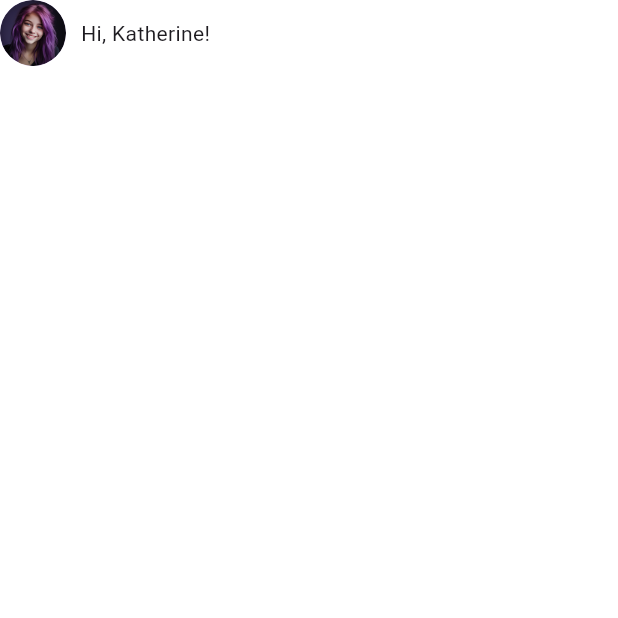
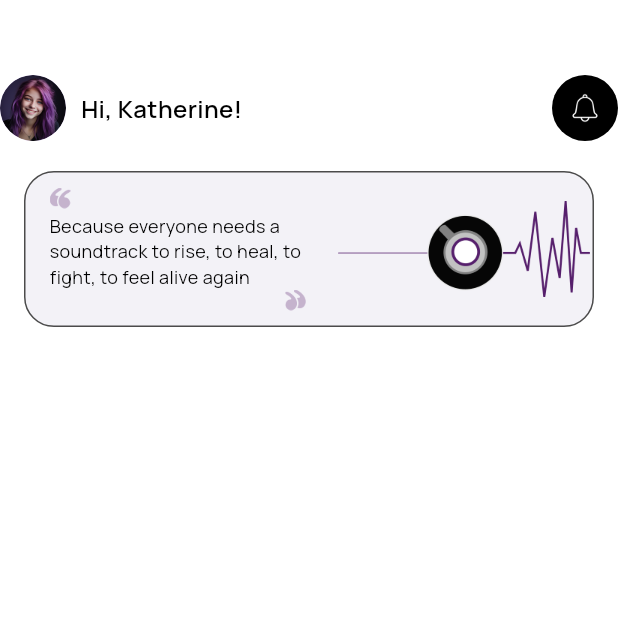
Before and after one commit to nexarsolutions/museit, a Flutter app: the screen it shows after launch, on a phone screen of 412 x 824 dp, the top half of it. Run offline on Flutter 3.47's test engine with Material 3 defaults, Android fonts, the phone set to English and light mode, and no system bars; our stand-ins replace get.

Commit message:
start home section

```diff
--- a/lib/constants/colors.dart
+++ b/lib/constants/colors.dart
@@ -6,6 +6,7 @@ const lightBlack = Color(0xFF313131);
 const greyColor = Color(0xFF898989);
 const greenColor = Color(0xFF4BAE4F);
 const purpleColor = Color(0xFF561F6C);
+const darkGrey = Color(0xFF4B4B4B);
 const gradientColor = [
   Color(0xFF8C7FAC),
   Color(0xFF7695CA),
--- a/lib/constants/text_styles.dart
+++ b/lib/constants/text_styles.dart
@@ -7,3 +7,11 @@ TextStyle manRopeSemiBold = const TextStyle(
   fontFamily: 'ManropeSemiBold',
   color: blackColor,
 );
+
+
+TextStyle manRope = const TextStyle(
+  fontSize: 14,
+  fontWeight: FontWeight.w500,
+  fontFamily: 'Manrope',
+  color: blackColor,
+);
--- a/lib/pages/home/home_screen.dart
+++ b/lib/pages/home/home_screen.dart
@@ -1,5 +1,7 @@
 import 'package:flutter/material.dart';
+import 'package:get/get.dart';
 import 'package:musit/constants/colors.dart';
+import 'package:musit/constants/text_styles.dart';
 
 class HomeScreen extends StatelessWidget {
   const HomeScreen({super.key});
@@ -10,6 +12,7 @@ class HomeScreen extends StatelessWidget {
       backgroundColor: whiteColor,
       body: Column(
         children: [
+          SizedBox(height: 50),
           Row(
             children: [
               CircleAvatar(
@@ -17,8 +20,74 @@ class HomeScreen extends StatelessWidget {
                 backgroundImage: AssetImage('assets/images/profile_1.png'),
               ),
               SizedBox(width: 10),
-              Text('Hi, Katherine!')
+              Text('Hi, Katherine!', style: manRopeSemiBold),
+              Spacer(),
+              Container(
+                height: 44,
+                width: 44,
+                decoration: BoxDecoration(
+                  shape: BoxShape.circle,
+                  color: blackColor,
+                ),
+                child: Image.asset('assets/images/notification.png', scale: 4),
+              ),
             ],
+          ),
+          SingleChildScrollView(
+            padding: EdgeInsets.symmetric(horizontal: 16),
+            child: Column(
+              children: [
+                SizedBox(height: 20),
+                Container(
+
+
+                  width: Get.width,
+                  padding: EdgeInsets.only(left: 16,top: 10,bottom: 10),
+                  decoration: BoxDecoration(
+                    color: Color(0xFFF3F2F7),
+                    borderRadius: BorderRadius.circular(20),
+                    border: Border.all(color: darkGrey)
+                  ),
+                  child: Row(
+                    children: [
+                      Expanded(
+                        child: Column(
+                          crossAxisAlignment: CrossAxisAlignment.start,
+                          children: [
+                            Image.asset(
+                              'assets/images/left_comma.png',
+                              height: 14,
+                              width: 14,
+                            ),
+                        SizedBox(height: 3,),
+                            Text(
+                              "Because everyone needs a soundtrack to rise, to heal, to fight, to feel alive again",
+                              style: manRope.copyWith(
+                                fontSize: 12,
+                                fontWeight: FontWeight.w200,
+                              ),
+                            ),
+
+                            Align(
+                              alignment: Alignment.bottomRight,
+                              child: Image.asset(
+                                'assets/images/right_comma.png',
+                                height: 14,
+                                width: 14,
+                              ),
+                            ),
+                          ],
+                        ),
+                      ),
+                      SizedBox(width: 20,),
+                      Expanded(child: Image.asset('assets/images/music_waves.png',height: 64,width: Get.width,))
+                    ],
+                  ),
+                ),
+
+
+              ],
+            ),
           ),
         ],
       ),
```
Also changed, not shown: assets/images/left_comma.png (added), assets/images/music_waves.png (added), assets/images/notification.png (added), assets/images/right_comma.png (added).
